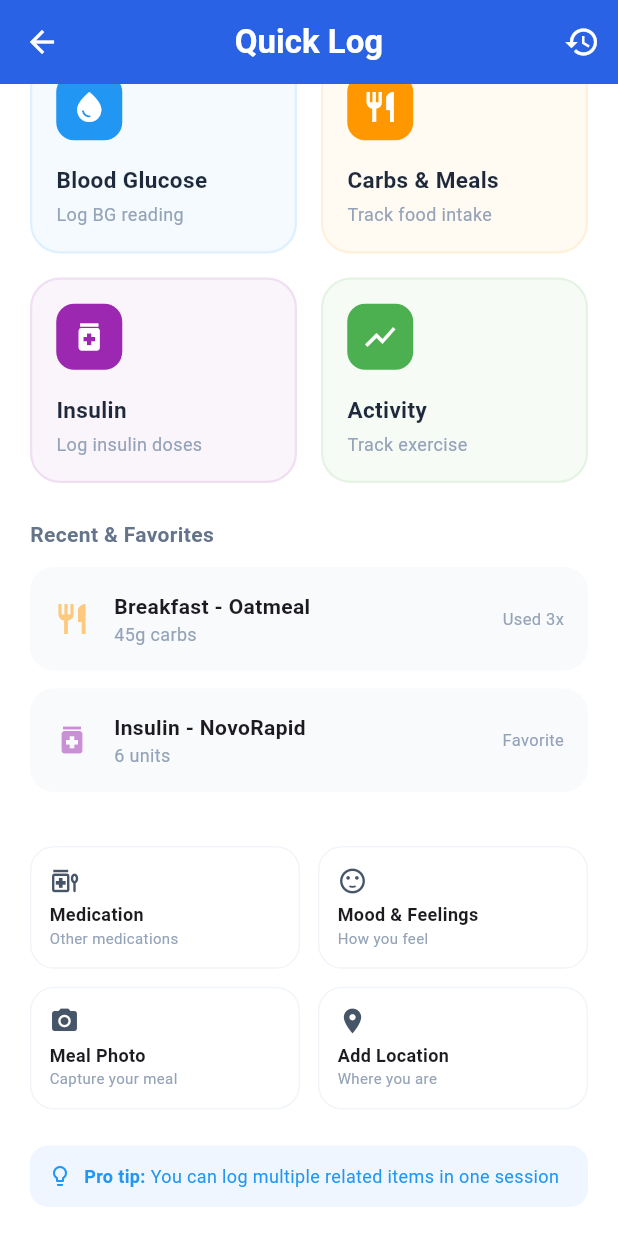
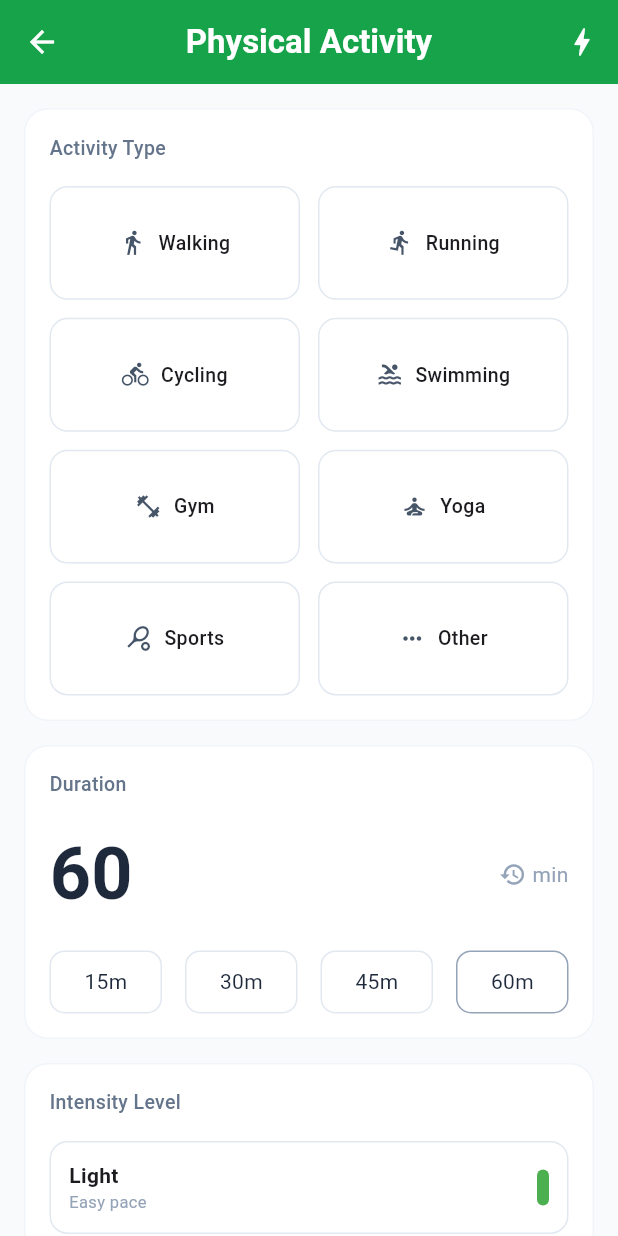
Before and after one commit to IsmailCoder366/Dialens, a Flutter app: the LogHubScreen screen opened directly, scrolled down 245 dp, after a tap on "Activity", on a phone screen of 412 x 824 dp. Run offline on Flutter 3.47's test engine with Material 3 defaults, Android fonts, the phone set to English and light mode, and no system bars; our stand-ins replace fl_chart.

Commit message:
activity log screen created

```diff
--- a/lib/core/utils/app_router.dart
+++ b/lib/core/utils/app_router.dart
@@ -10,6 +10,7 @@ import 'package:dialens/features/recommend_dialens/screens/recommend_dialens.dar
 import 'package:dialens/features/support/screens/support_screen.dart';
 import 'package:dialens/features/user_manual/screens/user_manual_screen.dart';
 import 'package:flutter/material.dart';
+import '../../features/activity_log/screens/activity_log_screen.dart';
 import '../../features/auth/screens/signin_screen.dart';
 import '../../features/auth/screens/signup_screen.dart';
 import '../../features/home/presentation/screens/main_wrapper.dart';
@@ -72,6 +73,9 @@ class AppRouter {
       case AppRouteNames.insulin_log:
         return MaterialPageRoute(builder: (_) => const InsulinLogScreen());
 
+      case AppRouteNames.activity_log:
+        return MaterialPageRoute(builder: (_) => const ActivityLogScreen());
+
       default:
         return MaterialPageRoute(
           builder: (_) => Scaffold(
--- a/lib/core/utils/app_routes_names.dart
+++ b/lib/core/utils/app_routes_names.dart
@@ -24,4 +24,5 @@ class AppRouteNames {
   static const String glucose_log = '/glucose log';
   static const String carbs_log = '/carbs log';
   static const String insulin_log = '/insulin log';
+  static const String activity_log = '/activity log';
 }
--- /dev/null
+++ b/lib/features/activity_log/screens/activity_log_screen.dart
@@ -0,0 +1,267 @@
+import 'package:flutter/material.dart';
+
+class ActivityLogScreen extends StatelessWidget {
+  const ActivityLogScreen({super.key});
+
+  @override
+  Widget build(BuildContext context) {
+    const primaryGreen = Color(0xFF16A34A); // Signature green for Activity
+
+    return Scaffold(
+      backgroundColor: const Color(0xFFF8FAFC),
+      appBar: AppBar(
+        backgroundColor: primaryGreen,
+        elevation: 0,
+        leading: IconButton(
+          icon: const Icon(Icons.arrow_back, color: Colors.white),
+          onPressed: () => Navigator.pop(context),
+        ),
+        title: const Text("Physical Activity", style: TextStyle(color: Colors.white, fontWeight: FontWeight.bold)),
+        centerTitle: true,
+        actions: [
+          IconButton(icon: const Icon(Icons.bolt, color: Colors.white), onPressed: () {}),
+        ],
+      ),
+      body: SingleChildScrollView(
+        padding: const EdgeInsets.all(16),
+        child: Column(
+          children: [
+            // --- ACTIVITY TYPE GRID ---
+            _buildSectionCard(
+              title: "Activity Type",
+              child: GridView.count(
+                shrinkWrap: true,
+                physics: const NeverScrollableScrollPhysics(),
+                crossAxisCount: 2,
+                mainAxisSpacing: 12,
+                crossAxisSpacing: 12,
+                childAspectRatio: 2.2,
+                children: [
+                  _buildActivityTile(Icons.directions_walk, "Walking"),
+                  _buildActivityTile(Icons.directions_run, "Running"),
+                  _buildActivityTile(Icons.directions_bike, "Cycling"),
+                  _buildActivityTile(Icons.pool, "Swimming"),
+                  _buildActivityTile(Icons.fitness_center, "Gym"),
+                  _buildActivityTile(Icons.self_improvement, "Yoga"),
+                  _buildActivityTile(Icons.sports_tennis, "Sports"),
+                  _buildActivityTile(Icons.more_horiz, "Other"),
+                ],
+              ),
+            ),
+
+            // --- DURATION INPUT ---
+            _buildSectionCard(
+              title: "Duration",
+              child: Column(
+                children: [
+                  const Row(
+                    mainAxisAlignment: MainAxisAlignment.spaceBetween,
+                    children: [
+                      Text("60", style: TextStyle(fontSize: 48, fontWeight: FontWeight.bold, color: Color(0xFF1E293B))),
+                      Row(
+                        children: [
+                          Icon(Icons.history, size: 18, color: Color(0xFF94A3B8)),
+                          SizedBox(width: 4),
+                          Text("min", style: TextStyle(color: Color(0xFF94A3B8))),
+                        ],
+                      ),
+                    ],
+                  ),
+                  const SizedBox(height: 16),
+                  Row(
+                    mainAxisAlignment: MainAxisAlignment.spaceBetween,
+                    children: ["15m", "30m", "45m", "60m"]
+                        .map((val) => _buildQuickTimeChip(val, val == "60m"))
+                        .toList(),
+                  ),
+                ],
+              ),
+            ),
+
+            // --- INTENSITY LEVEL ---
+            _buildSectionCard(
+              title: "Intensity Level",
+              child: Column(
+                children: [
+                  _buildIntensityTile("Light", "Easy pace", Colors.green, true),
+                  _buildIntensityTile("Moderate", "Comfortable", Colors.amber, false),
+                  _buildIntensityTile("Vigorous", "Challenging", Colors.orange, false),
+                  _buildIntensityTile("Intense", "Maximum effort", Colors.red, false),
+                ],
+              ),
+            ),
+
+            // --- ACTIVITY IMPACT BANNER ---
+            Container(
+              margin: const EdgeInsets.only(bottom: 16),
+              padding: const EdgeInsets.all(16),
+              decoration: BoxDecoration(
+                color: const Color(0xFFEFF6FF), // Light blue background
+                borderRadius: BorderRadius.circular(16),
+                border: Border.all(color: const Color(0xFFDBEAFE)),
+              ),
+              child: Row(
+                children: [
+                  const Icon(Icons.show_chart, color: Color(0xFF2563EB)),
+                  const SizedBox(width: 12),
+                  Expanded(
+                    child: Column(
+                      crossAxisAlignment: CrossAxisAlignment.start,
+                      children: [
+                        const Text("Activity Impact", style: TextStyle(color: Color(0xFF1E40AF), fontWeight: FontWeight.bold, fontSize: 13)),
+                        const SizedBox(height: 4),
+                        Text(
+                          "Exercise may lower your blood glucose. Consider checking BG during and after activity.",
+                          style: TextStyle(color: const Color(0xFF2563EB).withOpacity(0.8), fontSize: 11),
+                        ),
+                      ],
+                    ),
+                  ),
+                ],
+              ),
+            ),
+
+            // --- RECENT ACTIVITIES ---
+            _buildSectionCard(
+              title: "Recent Activities",
+              child: Column(
+                children: [
+                  _buildRecentActivity("Morning walk", "Today, 7:00 AM", "30 min", "Light"),
+                  _buildRecentActivity("Gym workout", "Yesterday", "45 min", "Moderate"),
+                ],
+              ),
+            ),
+
+            // --- SAVE BUTTON ---
+            const SizedBox(height: 10),
+            SizedBox(
+              width: double.infinity,
+              height: 52,
+              child: ElevatedButton(
+                onPressed: () {},
+                style: ElevatedButton.styleFrom(
+                  backgroundColor: const Color(0xFF86EFAC), // Muted green for button
+                  shape: RoundedRectangleBorder(borderRadius: BorderRadius.circular(12)),
+                  elevation: 0,
+                ),
+                child: const Text("Save Activity", style: TextStyle(color: Colors.white, fontWeight: FontWeight.bold)),
+              ),
+            ),
+            const SizedBox(height: 8),
+            const Text("Logging 💫 Other • 60 min • Vigorous", style: TextStyle(color: Color(0xFF94A3B8), fontSize: 11)),
+            const SizedBox(height: 40),
+          ],
+        ),
+      ),
+    );
+  }
+
+  // --- REUSABLE BUILDING BLOCKS ---
+
+  Widget _buildSectionCard({required String title, required Widget child}) {
+    return Container(
+      margin: const EdgeInsets.only(bottom: 16),
+      padding: const EdgeInsets.all(16),
+      decoration: BoxDecoration(
+        color: Colors.white,
+        borderRadius: BorderRadius.circular(16),
+        border: Border.all(color: const Color(0xFFF1F5F9)),
+      ),
+      child: Column(
+        crossAxisAlignment: CrossAxisAlignment.start,
+        children: [
+          Text(title, style: const TextStyle(color: Color(0xFF64748B), fontSize: 13, fontWeight: FontWeight.w500)),
+          const SizedBox(height: 16),
+          child,
+        ],
+      ),
+    );
+  }
+
+  Widget _buildActivityTile(IconData icon, String label) {
+    return Container(
+      decoration: BoxDecoration(
+        borderRadius: BorderRadius.circular(12),
+        border: Border.all(color: const Color(0xFFE2E8F0)),
+      ),
+      child: Row(
+        mainAxisAlignment: MainAxisAlignment.center,
+        children: [
+          Icon(icon, size: 18, color: const Color(0xFF475569)),
+          const SizedBox(width: 8),
+          Text(label, style: const TextStyle(fontWeight: FontWeight.w500, fontSize: 13)),
+        ],
+      ),
+    );
+  }
+
+  Widget _buildQuickTimeChip(String label, bool isSelected) {
+    return Container(
+      width: 75,
+      padding: const EdgeInsets.symmetric(vertical: 10),
+      decoration: BoxDecoration(
+        borderRadius: BorderRadius.circular(10),
+        border: Border.all(color: isSelected ? const Color(0xFF94A3B8) : const Color(0xFFE2E8F0)),
+      ),
+      alignment: Alignment.center,
+      child: Text(label, style: const TextStyle(color: Color(0xFF1E293B))),
+    );
+  }
+
+  Widget _buildIntensityTile(String label, String sub, Color color, bool isSelected) {
+    return Container(
+      margin: const EdgeInsets.only(bottom: 8),
+      padding: const EdgeInsets.all(12),
+      decoration: BoxDecoration(
+        borderRadius: BorderRadius.circular(12),
+        border: Border.all(color: const Color(0xFFE2E8F0)),
+      ),
+      child: Row(
+        children: [
+          Expanded(
+            child: Column(
+              crossAxisAlignment: CrossAxisAlignment.start,
+              children: [
+                Text(label, style: const TextStyle(fontWeight: FontWeight.bold, fontSize: 14)),
+                Text(sub, style: const TextStyle(color: Color(0xFF94A3B8), fontSize: 11)),
+              ],
+            ),
+          ),
+          Container(
+            width: 8,
+            height: 24,
+            decoration: BoxDecoration(
+              color: color,
+              borderRadius: BorderRadius.circular(4),
+            ),
+          )
+        ],
+      ),
+    );
+  }
+
+  Widget _buildRecentActivity(String title, String time, String duration, String level) {
+    return Padding(
+      padding: const EdgeInsets.symmetric(vertical: 12),
+      child: Row(
+        mainAxisAlignment: MainAxisAlignment.spaceBetween,
+        children: [
+          Column(
+            crossAxisAlignment: CrossAxisAlignment.start,
+            children: [
+              Text(title, style: const TextStyle(fontWeight: FontWeight.w500, fontSize: 14)),
+              Text(time, style: const TextStyle(color: Color(0xFF94A3B8), fontSize: 12)),
+            ],
+          ),
+          Column(
+            crossAxisAlignment: CrossAxisAlignment.end,
+            children: [
+              Text(duration, style: const TextStyle(color: Color(0xFF16A34A), fontWeight: FontWeight.bold, fontSize: 14)),
+              Text(level, style: const TextStyle(color: Color(0xFF94A3B8), fontSize: 11)),
+            ],
+          )
+        ],
+      ),
+    );
+  }
+}
--- a/lib/features/log_hub/screens/log_hub_screen.dart
+++ b/lib/features/log_hub/screens/log_hub_screen.dart
@@ -57,7 +57,9 @@ class LogHubScreen extends StatelessWidget {
                   Navigator.pushNamed(context, AppRouteNames.insulin_log);
                 }),
                 const SizedBox(width: 16),
-                LogEntryCard(icon: Icons.show_chart, title: "Activity", subtitle: "Track exercise", baseColor: Colors.green, onTap: () {}),
+                LogEntryCard(icon: Icons.show_chart, title: "Activity", subtitle: "Track exercise", baseColor: Colors.green, onTap: () {
+                  Navigator.pushNamed(context, AppRouteNames.activity_log);
+                }),
               ],
             ),
 
```
